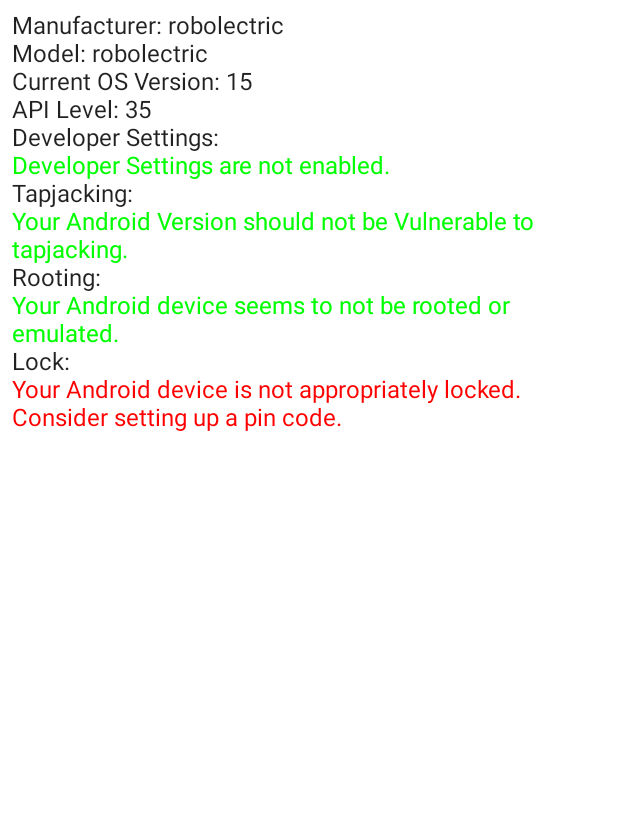
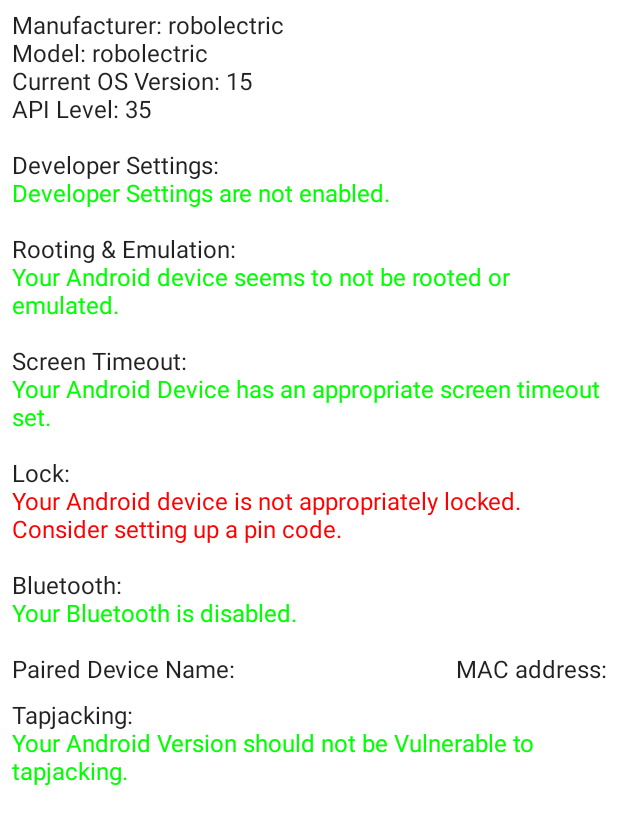
Before and after one commit to c1910475125/VulnScan2.0, an Android app built with Jetpack Compose: the composable OSinfo shown on its own in the app's theme, on a phone screen of 412 x 824 dp. Shown: the top 825 px of the screen. Run offline under Robolectric (Android 15) with nearby library versions, the phone set to English and light mode, and no system bars; 1 statement that could not run was skipped.

Commit message:
Additional information and optimization added, permission request added

```diff
--- a/app/build.gradle
+++ b/app/build.gradle
@@ -50,7 +50,6 @@ dependencies {
     implementation 'androidx.appcompat:appcompat:1.4.1'
     implementation 'com.google.android.material:material:1.6.1'
     def nav_version = "2.4.2"
-
     implementation("io.coil-kt:coil-compose:2.1.0")
     implementation("androidx.biometric:biometric:1.2.0-alpha04")
     implementation("androidx.navigation:navigation-compose:$nav_version")
--- a/app/src/main/AndroidManifest.xml
+++ b/app/src/main/AndroidManifest.xml
@@ -3,6 +3,7 @@
     xmlns:tools="http://schemas.android.com/tools"
     package="com.example.vulnscan20">
 
+    <uses-permission android:name="android.permission.BLUETOOTH_CONNECT" />
     <application
         android:allowBackup="true"
         android:dataExtractionRules="@xml/data_extraction_rules"
@@ -20,7 +21,6 @@
         <activity
             android:name=".MainActivity"
             android:exported="true"
-            android:label="@string/app_name"
             android:theme="@style/Theme.VulnScan20">
             <intent-filter>
                 <action android:name="android.intent.action.MAIN" />
--- a/app/src/main/java/com/example/vulnscan20/MainActivity.kt
+++ b/app/src/main/java/com/example/vulnscan20/MainActivity.kt
@@ -1,32 +1,24 @@
 package com.example.vulnscan20
 
+import android.Manifest
 import android.app.KeyguardManager
 import android.content.Context
+import android.content.pm.PackageManager
 import android.os.Build
 import android.os.Bundle
-import android.provider.Settings
 import android.widget.Toast
 import androidx.activity.compose.setContent
-import androidx.annotation.RequiresApi
 import androidx.biometric.BiometricManager
 import androidx.biometric.BiometricPrompt
-import androidx.compose.foundation.layout.Column
 import androidx.compose.foundation.layout.fillMaxSize
-import androidx.compose.foundation.layout.padding
 import androidx.compose.material.MaterialTheme
 import androidx.compose.material.Surface
 import androidx.compose.material.Text
-import androidx.compose.runtime.Composable
 import androidx.compose.ui.Modifier
-import androidx.compose.ui.graphics.Color
-import androidx.compose.ui.unit.dp
+import androidx.core.app.ActivityCompat
 import androidx.core.content.ContextCompat
-import androidx.core.content.ContextCompat.getSystemService
-
-import androidx.core.content.getSystemService
 import androidx.fragment.app.FragmentActivity
 import com.example.vulnscan20.ui.theme.VulnScan20Theme
-import java.io.File
 import java.util.concurrent.Executor
 import kotlin.system.exitProcess
 
@@ -35,6 +27,7 @@ class MainActivity : FragmentActivity() {
     private lateinit var executor: Executor
     private lateinit var biometricPrompt: BiometricPrompt
     private lateinit var promptInfo: BiometricPrompt.PromptInfo
+
 
     override fun onCreate(savedInstanceState: Bundle?) {
         val mgr = getSystemService(Context.KEYGUARD_SERVICE) as KeyguardManager
@@ -47,7 +40,7 @@ class MainActivity : FragmentActivity() {
                     modifier = Modifier.fillMaxSize(),
                     color = MaterialTheme.colors.background
                 ) {
-                    NavHost(context) {
+                    NavHost(context, this) {
                         startActivity(ProfileActivity.newIntent(this, it))
                     }
                 }
@@ -61,7 +54,8 @@ class MainActivity : FragmentActivity() {
                     override fun onAuthenticationError(
                         errorCode: Int,
                         errString: CharSequence
-                    ) { if (mgr.isDeviceSecure) {
+                    ) {
+                        if (mgr.isDeviceSecure) {
                             super.onAuthenticationError(errorCode, errString)
                             Toast.makeText(
                                 applicationContext,
@@ -90,108 +84,6 @@ class MainActivity : FragmentActivity() {
         } else {
             Toast.makeText(this, "Authentication not supported!", Toast.LENGTH_LONG).show()
         }
+
     }
 }
-
-
-@Composable
-fun OSinfo(context: Context) {
-    val version = Build.VERSION.RELEASE
-    val mgr = context.getSystemService(Context.KEYGUARD_SERVICE) as KeyguardManager
-    val devmode = Settings.Secure.getInt(
-        context.contentResolver,
-        Settings.Global.DEVELOPMENT_SETTINGS_ENABLED, 0
-    )
-    Column(
-        modifier = Modifier
-            .fillMaxSize()
-            .padding(all = 8.dp)
-    ) {
-        Text(text = "Manufacturer: " + Build.MANUFACTURER)
-        Text(text = "Model: " + Build.MODEL)
-        Text(text = "Current OS Version: $version")
-        Text(text = "API Level: " + Build.VERSION.SDK_INT)
-        Text(text = "Developer Settings:")
-        if (devmode == 0) {
-            Text(text = "Developer Settings are not enabled.", color = Color.Green)
-        } else {
-            Text(
-                text = "Developer Settings are enabled. Consider disabling them unless " +
-                        "required in order to significantly increase your devices security.",
-                color = Color.Red
-            )
-        }
-        Text(text = "Tapjacking:")
-        if (version.toInt() < 4 || version.toInt() == 6) {
-            Text(
-                text = "Your Android Version could be vulnerable to tapjacking. Consider updating your OS.",
-                color = Color.Red
-            )
-        } else {
-            Text(
-                text = "Your Android Version should not be Vulnerable to tapjacking.",
-                color = Color.Green
-            )
-        }
-        Text(text = "Rooting:")
-        if (isRooted(context)) {
-            Text(
-                text = "Your Android Device seems to be rooted. Rooted devices are more vulnerable to malware attacks.",
-                color = Color.Red
-            )
-        } else if (isEmulator(context)) {
-            Text(
-                text = "Your Android Device seems to be emulated",
-                color = Color.Red
-            )
-        } else {
-            Text(
-                text = "Your Android device seems to not be rooted or emulated.",
-                color = Color.Green
-            )
-        }
-        @RequiresApi(Build.VERSION_CODES.M)
-        if (mgr.isDeviceSecure) {
-            Text(text = "Lock:")
-            Text(
-                text = "Your Android device uses an appropriate lockscreen.",
-                color = Color.Green
-            )
-        }
-        else if (!mgr.isDeviceSecure) {
-            Text(text = "Lock:")
-            Text(
-                text = "Your Android device is not appropriately locked. Consider setting up a pin code.",
-                color = Color.Red
-            )
-        }
-    }
-
-}
-
-fun isRooted(context: Context): Boolean {
-    val isEmulator = isEmulator(context)
-    val buildTags = Build.TAGS
-    return if (!isEmulator && buildTags != null && buildTags.contains("test-keys")) {
-        true
-    } else {
-        val file = File("/system/app/Superuser.apk")
-        if (file.exists()) {
-            true
-        } else {
-            val file = File("/system/xbin/su")
-            !isEmulator && file.exists()
-        }
-    }
-}
-
-fun isEmulator(context: Context): Boolean {
-    return Build.FINGERPRINT.startsWith("generic")
-            || Build.FINGERPRINT.startsWith("unknown")
-            || Build.MODEL.contains("google_sdk")
-            || Build.MODEL.contains("Emulator")
-            || Build.MODEL.contains("Android SDK built for x86")
-            || Build.MANUFACTURER.contains("Genymotion")
-            || (Build.BRAND.startsWith("generic") && Build.DEVICE.startsWith("generic"))
-            || "google_sdk".equals(Build.PRODUCT)
-}
--- /dev/null
+++ b/app/src/main/java/com/example/vulnscan20/OSinfo.kt
@@ -0,0 +1,217 @@
+package com.example.vulnscan20
+
+import android.Manifest
+import android.app.Activity
+import android.app.KeyguardManager
+import android.bluetooth.BluetoothAdapter
+import android.bluetooth.BluetoothDevice
+import android.bluetooth.BluetoothManager
+import android.content.Context
+import android.content.pm.PackageManager
+import android.os.Build
+import android.provider.Settings
+import androidx.annotation.RequiresApi
+import androidx.compose.foundation.layout.*
+import androidx.compose.foundation.rememberScrollState
+import androidx.compose.foundation.verticalScroll
+import androidx.compose.material.Text
+import androidx.compose.runtime.Composable
+import androidx.compose.ui.Modifier
+import androidx.compose.ui.graphics.Color
+import androidx.compose.ui.text.style.TextAlign
+import androidx.compose.ui.unit.dp
+import androidx.core.app.ActivityCompat
+import androidx.fragment.app.FragmentActivity
+import java.io.File
+
+@RequiresApi(Build.VERSION_CODES.M)
+@Composable
+fun OSinfo(context: Context) {
+    val version = Build.VERSION.RELEASE.toInt()
+    val bluetoothManager: BluetoothManager = context.getSystemService(BluetoothManager::class.java)
+    val bluetoothAdapter: BluetoothAdapter? = bluetoothManager.adapter
+    val mgr = context.getSystemService(Context.KEYGUARD_SERVICE) as KeyguardManager
+    val devmode = Settings.Secure.getInt(
+        context.contentResolver,
+        Settings.Global.DEVELOPMENT_SETTINGS_ENABLED, 0
+
+    )
+    Column(
+        modifier = Modifier
+            .fillMaxSize()
+            .padding(all = 8.dp)
+            .verticalScroll(rememberScrollState())
+    ) {
+        Text(text = "Manufacturer: " + Build.MANUFACTURER)
+        Text(text = "Model: " + Build.MODEL)
+        Text(text = "Current OS Version: $version")
+        Text(text = "API Level: " + Build.VERSION.SDK_INT + "\n")
+        Text(text = "Developer Settings:")
+        if (devmode == 0) {
+            Text(text = "Developer Settings are not enabled.\n", color = Color.Green)
+        } else {
+            Text(
+                text = "Developer Settings are enabled. Consider disabling them unless " +
+                        "required in order to significantly increase your devices security.\n",
+                color = Color.Red
+            )
+        }
+
+        Text(text = "Rooting & Emulation:")
+        if (isRooted(context)) {
+            Text(
+                text = "Your Android Device seems to be rooted. Rooted devices are more vulnerable to malware attacks.\n",
+                color = Color.Red
+            )
+        } else if (isEmulator(context)) {
+            Text(
+                text = "Your Android Device seems to be emulated.\n",
+                color = Color.Red
+            )
+        } else {
+            Text(
+                text = "Your Android device seems to not be rooted or emulated.\n",
+                color = Color.Green
+            )
+        }
+
+        Text(text = "Screen Timeout:")
+        if (!checkTimeout(context)) {
+            Text(
+                text = "Your Android Device has an appropriate screen timeout set.\n",
+                color = Color.Green
+            )
+        } else if (checkTimeout(context)) {
+            Text(
+                text = "Your Android Device has a long screen timeout set. Consider shortening that timer to prevent unauthorized physical access.\n",
+                color = Color.Red
+            )
+        }
+        Text(text = "Lock:")
+        if (mgr.isDeviceSecure) {
+            Text(
+                text = "Your Android device uses an appropriate lockscreen.\n",
+                color = Color.Green
+            )
+        } else if (!mgr.isDeviceSecure) {
+            Text(
+                text = "Your Android device is not appropriately locked. Consider setting up a pin code.\n",
+                color = Color.Red
+            )
+        }
+
+        if (bluetoothAdapter != null) {
+            Text(text = "Bluetooth:")
+            if (bluetoothAdapter.isEnabled) {
+                Text(
+                    text = "Your device has bluetooth enabled. Consider disabling it if is not currently required.\n",
+                    color = Color.Red
+                )
+            } else if (!bluetoothAdapter.isEnabled) {
+                Text(
+                    text = "Your Bluetooth is disabled.\n",
+                    color = Color.Green
+                )
+            }
+            if (ActivityCompat.checkSelfPermission(
+                    context,
+                    Manifest.permission.BLUETOOTH_CONNECT
+                ) != PackageManager.PERMISSION_GRANTED
+            ) {
+
+
+
+                Text(text = "Enable bluetooth permissions for this application to overview paired devices and their MAC addresses. \n")
+
+            } else {
+                Row {
+                    Text(
+                        text = "Paired Device Name:",
+                        modifier = Modifier.weight(1f),
+                        textAlign = TextAlign.Left
+                    )
+                    Text(text = "MAC address:", textAlign = TextAlign.Right)
+                }
+                val devices: MutableSet<BluetoothDevice> = bluetoothAdapter.bondedDevices
+                for (BluetoothDevice in devices) {
+                    Row {
+                        Text(
+                            text = BluetoothDevice.name,
+                            modifier = Modifier.weight(1f),
+                            textAlign = TextAlign.Left
+                        )
+                        Text(text = BluetoothDevice.address, textAlign = TextAlign.Right)
+                    }
+                }
+                Spacer(modifier = Modifier.height(12.dp))
+            }
+
+        }
+
+        if (bluetoothAdapter == null) {
+            Text(text = "Bluetooth:")
+            Text(
+                text = "Your device does not support bluetooth\n",
+                color = Color.Red
+            )
+        }
+
+
+        Text(text = "Tapjacking:")
+        if (version < 4 || version == 6) {
+            Text(
+                text = "Your Android Version could be vulnerable to tapjacking. Consider updating your OS.\n",
+                color = Color.Red
+            )
+        } else {
+            Text(
+                text = "Your Android Version should not be Vulnerable to tapjacking.\n",
+                color = Color.Green
+            )
+        }
+    }
+
+}
+
+//    check microphone and camera activity
+//    check gps activity
+//    check sleep timer check
+//    check backup status
+
+fun checkTimeout(context: Context): Boolean {
+    if (Settings.System.getInt(
+            context.contentResolver,
+            Settings.System.SCREEN_OFF_TIMEOUT
+        ) > 300000
+    ) {
+        return true
+    }
+    return false
+}
+
+fun isRooted(context: Context): Boolean {
+    val isEmulator = isEmulator(context)
+    val buildTags = Build.TAGS
+    return if (!isEmulator && buildTags != null && buildTags.contains("test-keys")) {
+        true
+    } else {
+        val file = File("/system/app/Superuser.apk")
+        if (file.exists()) {
+            true
+        } else {
+            val file = File("/system/xbin/su")
+            !isEmulator && file.exists()
+        }
+    }
+}
+
+fun isEmulator(context: Context): Boolean {
+    return Build.FINGERPRINT.startsWith("generic")
+            || Build.FINGERPRINT.startsWith("unknown")
+            || Build.MODEL.contains("google_sdk")
+            || Build.MODEL.contains("Emulator")
+            || Build.MODEL.contains("Android SDK built for x86")
+            || Build.MANUFACTURER.contains("Genymotion")
+            || (Build.BRAND.startsWith("generic") && Build.DEVICE.startsWith("generic"))
+            || "google_sdk".equals(Build.PRODUCT)
+}
--- a/app/src/main/res/values/strings.xml
+++ b/app/src/main/res/values/strings.xml
@@ -1,3 +1,3 @@
 <resources>
-    <string name="app_name">VulnScan2.0</string>
+    <string name="app_name">AndroScan</string>
 </resources>
```
Also changed, not shown: app/src/main/java/com/example/vulnscan20/HomeScreen.kt (+19 -3 lines), app/src/main/java/com/example/vulnscan20/NavHost.kt (+5 -2 lines), app/src/main/java/com/example/vulnscan20/Welcome.kt (+11 -3 lines). Lines whose indentation alone changed are shown as unchanged.
